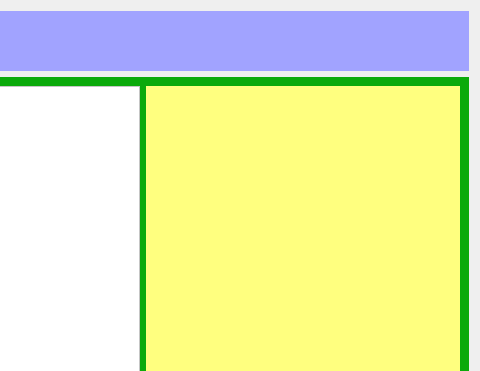
EDK367/BoxBuilder_TC, file viewplay.ui: the form before one commit; both pictures show x 680 to 1160 and y 0 to 371 of the 1160 by 800 pixel window.
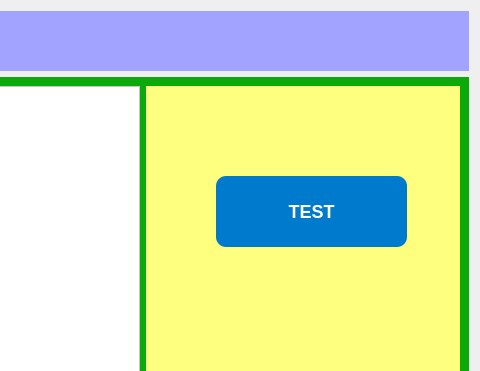
The form after the commit.

The edit to the form file:
```diff
--- a/viewplay.ui
+++ b/viewplay.ui
@@ -94,6 +94,39 @@
         <property name="styleSheet">
          <string notr="true">background-color:rgb(255, 255, 127)</string>
         </property>
+        <widget class="QPushButton" name="pushButton">
+         <property name="geometry">
+          <rect>
+           <x>70</x>
+           <y>90</y>
+           <width>191</width>
+           <height>71</height>
+          </rect>
+         </property>
+         <property name="styleSheet">
+          <string notr="true">QPushButton {
+    background-color: #007ACC;
+    color: white;
+    font-size: 18px;
+    font-weight: bold;
+    border-radius: 10px;
+    padding: 12px 24px;
+    border: none;
+}
+
+QPushButton:hover {
+    background-color: #005F9E;
+}
+
+QPushButton:pressed {
+    background-color: #003F6B;
+}
+</string>
+         </property>
+         <property name="text">
+          <string>TEST</string>
+         </property>
+        </widget>
        </widget>
       </item>
      </layout>
```
